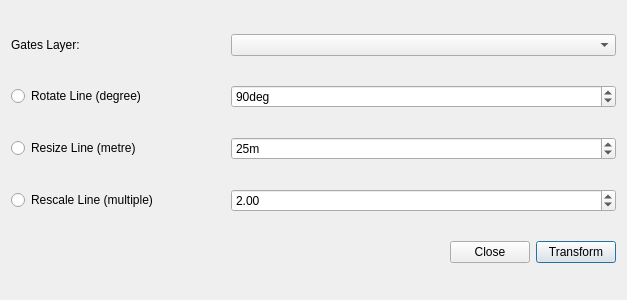
Above: network_transformer_dialog_base.ui from spacesyntax/GateTransformer before the change. Below: the same form after it.
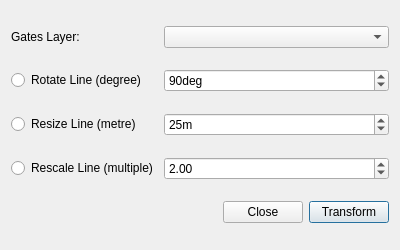
That is the form after the change.

Commit message: resized dialog

Diff of the .ui file:
```diff
--- a/network_transformer_dialog_base.ui
+++ b/network_transformer_dialog_base.ui
@@ -9,26 +9,14 @@
    <rect>
     <x>0</x>
     <y>0</y>
-    <width>627</width>
-    <height>300</height>
+    <width>400</width>
+    <height>250</height>
    </rect>
   </property>
-  <property name="sizePolicy">
-   <sizepolicy hsizetype="Maximum" vsizetype="Maximum">
-    <horstretch>0</horstretch>
-    <verstretch>0</verstretch>
-   </sizepolicy>
-  </property>
   <property name="minimumSize">
    <size>
-    <width>627</width>
-    <height>300</height>
-   </size>
-  </property>
-  <property name="maximumSize">
-   <size>
-    <width>627</width>
-    <height>300</height>
+    <width>400</width>
+    <height>250</height>
    </size>
   </property>
   <property name="windowTitle">
```
